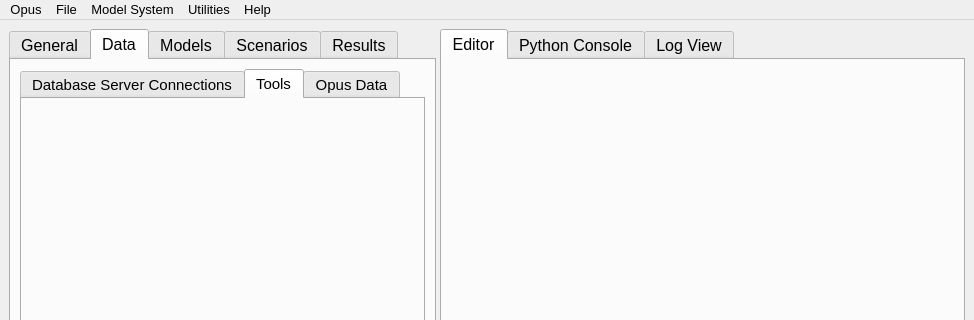
Qt form opus_gui/main/opusmain.ui (psrc/urbansim) before a commit; both pictures show x 0 to 974 and y 0 to 320 of the 974 by 707 pixel window.
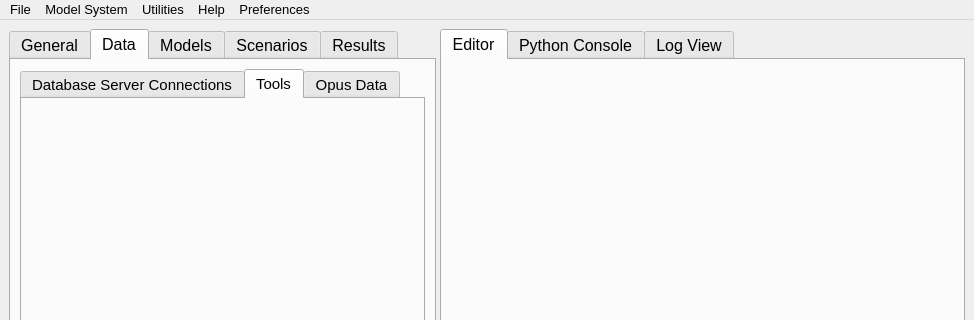
The same form after that commit. The open tabs and pages were chosen to show the change. Icons and pictures are not drawn.

Commit message: moved opus menu, changed name

```diff
--- a/opus_gui/main/opusmain.ui
+++ b/opus_gui/main/opusmain.ui
@@ -329,15 +329,15 @@
    </widget>
    <widget class="QMenu" name="menuOpus" >
     <property name="title" >
-     <string>Opus</string>
+     <string>Preferences</string>
     </property>
     <addaction name="actionPreferences" />
    </widget>
-   <addaction name="menuOpus" />
    <addaction name="menuProject" />
    <addaction name="menuModel_System" />
    <addaction name="menuUtilities" />
    <addaction name="menuHelp" />
+   <addaction name="menuOpus" />
   </widget>
   <widget class="QStatusBar" name="statusbar" >
    <property name="geometry" >
```
Left out of the diff: 188 changed lines with no effect on the pictures. The commit also changes 1 other file.
